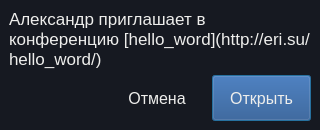
Before: the Qt Designer form popup.ui in alex-eri/meetagent, drawn with Qt 5.
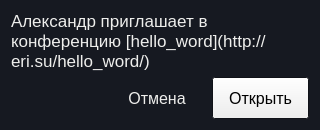
After: the same form once the commit is applied. Icons and pictures are not drawn.

The edit to the form file:
```diff
--- a/popup.ui
+++ b/popup.ui
@@ -1,7 +1,7 @@
 <?xml version="1.0" encoding="UTF-8"?>
 <ui version="4.0">
  <class>Popup</class>
- <widget class="QMainWindow" name="Popup">
+ <widget class="QWidget" name="Popup">
   <property name="windowModality">
    <enum>Qt::ApplicationModal</enum>
   </property>
@@ -228,13 +228,6 @@
   <property name="windowOpacity">
    <double>0.900000000000000</double>
   </property>
-  <widget class="QWidget" name="centralwidget">
-   <property name="sizePolicy">
-    <sizepolicy hsizetype="Preferred" vsizetype="Expanding">
-     <horstretch>0</horstretch>
-     <verstretch>0</verstretch>
-    </sizepolicy>
-   </property>
    <layout class="QVBoxLayout" name="verticalLayout">
     <item>
      <widget class="QLabel" name="labelInvite">
@@ -324,8 +317,8 @@
         </property>
         <property name="sizeHint" stdset="0">
          <size>
-          <width>40</width>
-          <height>20</height>
+         <width>0</width>
+         <height>0</height>
          </size>
         </property>
        </spacer>
@@ -333,7 +326,7 @@
       <item>
        <widget class="QPushButton" name="pushCancel">
         <property name="sizePolicy">
-         <sizepolicy hsizetype="MinimumExpanding" vsizetype="Expanding">
+        <sizepolicy hsizetype="MinimumExpanding" vsizetype="MinimumExpanding">
           <horstretch>0</horstretch>
           <verstretch>0</verstretch>
          </sizepolicy>
@@ -344,205 +337,6 @@
           <height>0</height>
          </size>
         </property>
-        <property name="palette">
-         <palette>
-          <active>
-           <colorrole role="WindowText">
-            <brush brushstyle="SolidPattern">
-             <color alpha="255">
-              <red>238</red>
-              <green>238</green>
-              <blue>236</blue>
-             </color>
-            </brush>
-           </colorrole>
-           <colorrole role="Button">
-            <brush brushstyle="SolidPattern">
-             <color alpha="255">
-              <red>252</red>
-              <green>175</green>
-              <blue>62</blue>
-             </color>
-            </brush>
-           </colorrole>
-           <colorrole role="Text">
-            <brush brushstyle="SolidPattern">
-             <color alpha="255">
-              <red>238</red>
-              <green>238</green>
-              <blue>236</blue>
-             </color>
-            </brush>
-           </colorrole>
-           <colorrole role="ButtonText">
-            <brush brushstyle="SolidPattern">
-             <color alpha="255">
-              <red>238</red>
-              <green>238</green>
-              <blue>236</blue>
-             </color>
-            </brush>
-           </colorrole>
-           <colorrole role="Base">
-            <brush brushstyle="SolidPattern">
-             <color alpha="255">
-              <red>255</red>
-              <green>255</green>
-              <blue>255</blue>
-             </color>
-            </brush>
-           </colorrole>
-           <colorrole role="Window">
-            <brush brushstyle="SolidPattern">
-             <color alpha="255">
-              <red>238</red>
-              <green>238</green>
-              <blue>236</blue>
-             </color>
-            </brush>
-           </colorrole>
-           <colorrole role="PlaceholderText">
-            <brush brushstyle="SolidPattern">
-             <color alpha="128">
-              <red>238</red>
-              <green>238</green>
-              <blue>236</blue>
-             </color>
-            </brush>
-           </colorrole>
-          </active>
-          <inactive>
-           <colorrole role="WindowText">
-            <brush brushstyle="SolidPattern">
-             <color alpha="255">
-              <red>238</red>
-              <green>238</green>
-              <blue>236</blue>
-             </color>
-            </brush>
-           </colorrole>
-           <colorrole role="Button">
-            <brush brushstyle="SolidPattern">
-             <color alpha="255">
-              <red>252</red>
-              <green>175</green>
-              <blue>62</blue>
-             </color>
-            </brush>
-           </colorrole>
-           <colorrole role="Text">
-            <brush brushstyle="SolidPattern">
-             <color alpha="255">
-              <red>238</red>
-              <green>238</green>
-              <blue>236</blue>
-             </color>
-            </brush>
-           </colorrole>
-           <colorrole role="ButtonText">
-            <brush brushstyle="SolidPattern">
-             <color alpha="255">
-              <red>238</red>
-              <green>238</green>
-              <blue>236</blue>
-             </color>
-            </brush>
-           </colorrole>
-           <colorrole role="Base">
-            <brush brushstyle="SolidPattern">
-             <color alpha="255">
-              <red>255</red>
-              <green>255</green>
-              <blue>255</blue>
-             </color>
-            </brush>
-           </colorrole>
-           <colorrole role="Window">
-            <brush brushstyle="SolidPattern">
-             <color alpha="255">
-              <red>238</red>
-              <green>238</green>
-              <blue>236</blue>
-             </color>
-            </brush>
-           </colorrole>
-           <colorrole role="PlaceholderText">
-            <brush brushstyle="SolidPattern">
-             <color alpha="128">
-              <red>238</red>
-              <green>238</green>
-              <blue>236</blue>
-             </color>
-            </brush>
-           </colorrole>
-          </inactive>
-          <disabled>
-           <colorrole role="WindowText">
-            <brush brushstyle="SolidPattern">
-             <color alpha="255">
-              <red>190</red>
-              <green>190</green>
-              <blue>190</blue>
-             </color>
-            </brush>
-           </colorrole>
-           <colorrole role="Button">
-            <brush brushstyle="SolidPattern">
-             <color alpha="255">
-              <red>252</red>
-              <green>175</green>
-              <blue>62</blue>
-             </color>
-            </brush>
-           </colorrole>
-           <colorrole role="Text">
-            <brush brushstyle="SolidPattern">
-             <color alpha="255">
-              <red>190</red>
-              <green>190</green>
-              <blue>190</blue>
-             </color>
-            </brush>
-           </colorrole>
-           <colorrole role="ButtonText">
-            <brush brushstyle="SolidPattern">
-             <color alpha="255">
-              <red>190</red>
-              <green>190</green>
-              <blue>190</blue>
-             </color>
-            </brush>
-           </colorrole>
-           <colorrole role="Base">
-            <brush brushstyle="SolidPattern">
-             <color alpha="255">
-              <red>238</red>
-              <green>238</green>
-              <blue>236</blue>
-             </color>
-            </brush>
-           </colorrole>
-           <colorrole role="Window">
-            <brush brushstyle="SolidPattern">
-             <color alpha="255">
-              <red>238</red>
-              <green>238</green>
-              <blue>236</blue>
-             </color>
-            </brush>
-           </colorrole>
-           <colorrole role="PlaceholderText">
-            <brush brushstyle="SolidPattern">
-             <color alpha="128">
-              <red>0</red>
-              <green>0</green>
-              <blue>0</blue>
-             </color>
-            </brush>
-           </colorrole>
-          </disabled>
-         </palette>
-        </property>
         <property name="font">
          <font>
           <pointsize>12</pointsize>
@@ -562,7 +356,7 @@
       <item>
        <widget class="QPushButton" name="pushOpen">
         <property name="sizePolicy">
-         <sizepolicy hsizetype="MinimumExpanding" vsizetype="Expanding">
+        <sizepolicy hsizetype="MinimumExpanding" vsizetype="MinimumExpanding">
           <horstretch>0</horstretch>
           <verstretch>0</verstretch>
          </sizepolicy>
@@ -582,81 +376,9 @@
         <property name="palette">
          <palette>
           <active>
-           <colorrole role="WindowText">
-            <brush brushstyle="SolidPattern">
-             <color alpha="255">
-              <red>0</red>
-              <green>0</green>
-              <blue>0</blue>
-             </color>
-            </brush>
-           </colorrole>
-           <colorrole role="Button">
-            <brush brushstyle="SolidPattern">
-             <color alpha="255">
-              <red>32</red>
-              <green>74</green>
-              <blue>135</blue>
-             </color>
-            </brush>
-           </colorrole>
-           <colorrole role="Light">
-            <brush brushstyle="SolidPattern">
-             <color alpha="255">
-              <red>52</red>
-              <green>101</green>
-              <blue>164</blue>
-             </color>
-            </brush>
-           </colorrole>
-           <colorrole role="Midlight">
-            <brush brushstyle="SolidPattern">
-             <color alpha="255">
-              <red>52</red>
-              <green>101</green>
-              <blue>164</blue>
-             </color>
-            </brush>
-           </colorrole>
-           <colorrole role="Dark">
-            <brush brushstyle="SolidPattern">
-             <color alpha="255">
-              <red>32</red>
-              <green>74</green>
-              <blue>135</blue>
-             </color>
-            </brush>
-           </colorrole>
-           <colorrole role="Mid">
-            <brush brushstyle="SolidPattern">
-             <color alpha="255">
-              <red>52</red>
-              <green>101</green>
-              <blue>164</blue>
-             </color>
-            </brush>
-           </colorrole>
-           <colorrole role="Text">
-            <brush brushstyle="SolidPattern">
-             <color alpha="255">
-              <red>0</red>
-              <green>0</green>
-              <blue>0</blue>
-             </color>
-            </brush>
-           </colorrole>
            <colorrole role="ButtonText">
             <brush brushstyle="SolidPattern">
              <color alpha="255">
-              <red>238</red>
-              <green>238</green>
-              <blue>236</blue>
-             </color>
-            </brush>
-           </colorrole>
-           <colorrole role="PlaceholderText">
-            <brush brushstyle="SolidPattern">
-             <color alpha="128">
               <red>0</red>
               <green>0</green>
               <blue>0</blue>
@@ -665,81 +387,9 @@
            </colorrole>
           </active>
           <inactive>
-           <colorrole role="WindowText">
-            <brush brushstyle="SolidPattern">
-             <color alpha="255">
-              <red>0</red>
-              <green>0</green>
-              <blue>0</blue>
-             </color>
-            </brush>
-           </colorrole>
-           <colorrole role="Button">
-            <brush brushstyle="SolidPattern">
-             <color alpha="255">
-              <red>32</red>
-              <green>74</green>
-              <blue>135</blue>
-             </color>
-            </brush>
-           </colorrole>
-           <colorrole role="Light">
-            <brush brushstyle="SolidPattern">
-             <color alpha="255">
-              <red>52</red>
-              <green>101</green>
-              <blue>164</blue>
-             </color>
-            </brush>
-           </colorrole>
-           <colorrole role="Midlight">
-            <brush brushstyle="SolidPattern">
-             <color alpha="255">
-              <red>52</red>
-              <green>101</green>
-              <blue>164</blue>
-             </color>
-            </brush>
-           </colorrole>
-           <colorrole role="Dark">
-            <brush brushstyle="SolidPattern">
-             <color alpha="255">
-              <red>32</red>
-              <green>74</green>
-              <blue>135</blue>
-             </color>
-            </brush>
-           </colorrole>
-           <colorrole role="Mid">
-            <brush brushstyle="SolidPattern">
-             <color alpha="255">
-              <red>52</red>
-              <green>101</green>
-              <blue>164</blue>
-             </color>
-            </brush>
-           </colorrole>
-           <colorrole role="Text">
-            <brush brushstyle="SolidPattern">
-             <color alpha="255">
-              <red>0</red>
-              <green>0</green>
-              <blue>0</blue>
-             </color>
-            </brush>
-           </colorrole>
            <colorrole role="ButtonText">
             <brush brushstyle="SolidPattern">
              <color alpha="255">
-              <red>238</red>
-              <green>238</green>
-              <blue>236</blue>
-             </color>
-            </brush>
-           </colorrole>
-           <colorrole role="PlaceholderText">
-            <brush brushstyle="SolidPattern">
-             <color alpha="128">
               <red>0</red>
               <green>0</green>
               <blue>0</blue>
@@ -748,84 +398,12 @@
            </colorrole>
           </inactive>
           <disabled>
-           <colorrole role="WindowText">
-            <brush brushstyle="SolidPattern">
-             <color alpha="255">
-              <red>32</red>
-              <green>74</green>
-              <blue>135</blue>
-             </color>
-            </brush>
-           </colorrole>
-           <colorrole role="Button">
-            <brush brushstyle="SolidPattern">
-             <color alpha="255">
-              <red>32</red>
-              <green>74</green>
-              <blue>135</blue>
-             </color>
-            </brush>
-           </colorrole>
-           <colorrole role="Light">
-            <brush brushstyle="SolidPattern">
-             <color alpha="255">
-              <red>52</red>
-              <green>101</green>
-              <blue>164</blue>
-             </color>
-            </brush>
-           </colorrole>
-           <colorrole role="Midlight">
-            <brush brushstyle="SolidPattern">
-             <color alpha="255">
-              <red>52</red>
-              <green>101</green>
-              <blue>164</blue>
-             </color>
-            </brush>
-           </colorrole>
-           <colorrole role="Dark">
-            <brush brushstyle="SolidPattern">
-             <color alpha="255">
-              <red>32</red>
-              <green>74</green>
-              <blue>135</blue>
-             </color>
-            </brush>
-           </colorrole>
-           <colorrole role="Mid">
-            <brush brushstyle="SolidPattern">
-             <color alpha="255">
-              <red>52</red>
-              <green>101</green>
-              <blue>164</blue>
-             </color>
-            </brush>
-           </colorrole>
-           <colorrole role="Text">
-            <brush brushstyle="SolidPattern">
-             <color alpha="255">
-              <red>32</red>
-              <green>74</green>
-              <blue>135</blue>
-             </color>
-            </brush>
-           </colorrole>
            <colorrole role="ButtonText">
             <brush brushstyle="SolidPattern">
              <color alpha="255">
-              <red>32</red>
-              <green>74</green>
-              <blue>135</blue>
-             </color>
-            </brush>
-           </colorrole>
-           <colorrole role="PlaceholderText">
-            <brush brushstyle="SolidPattern">
-             <color alpha="128">
-              <red>0</red>
-              <green>0</green>
-              <blue>0</blue>
+             <red>190</red>
+             <green>190</green>
+             <blue>190</blue>
              </color>
             </brush>
            </colorrole>
@@ -844,14 +422,13 @@
          <string>Ctrl+Return</string>
         </property>
         <property name="default">
-         <bool>true</bool>
+        <bool>false</bool>
         </property>
        </widget>
       </item>
      </layout>
     </item>
    </layout>
-  </widget>
  </widget>
  <resources>
   <include location="icons.qrc"/>
```
Left out of the diff: 7 changed lines with no effect on the pictures. Lines whose indentation alone changed are shown as unchanged.
